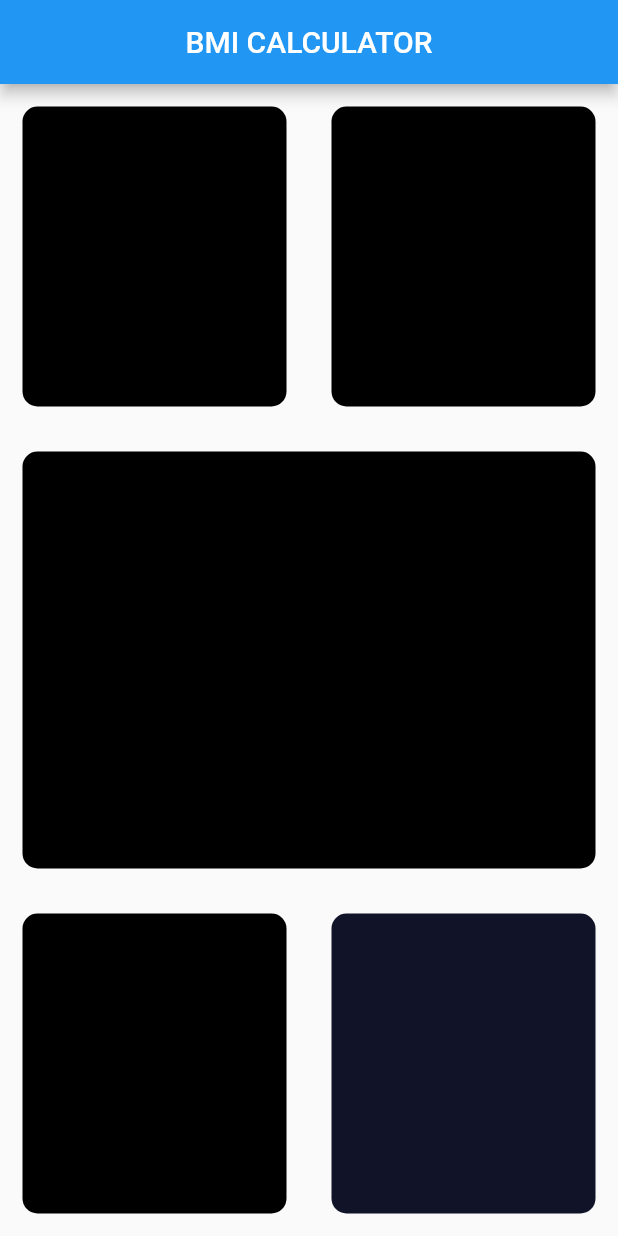
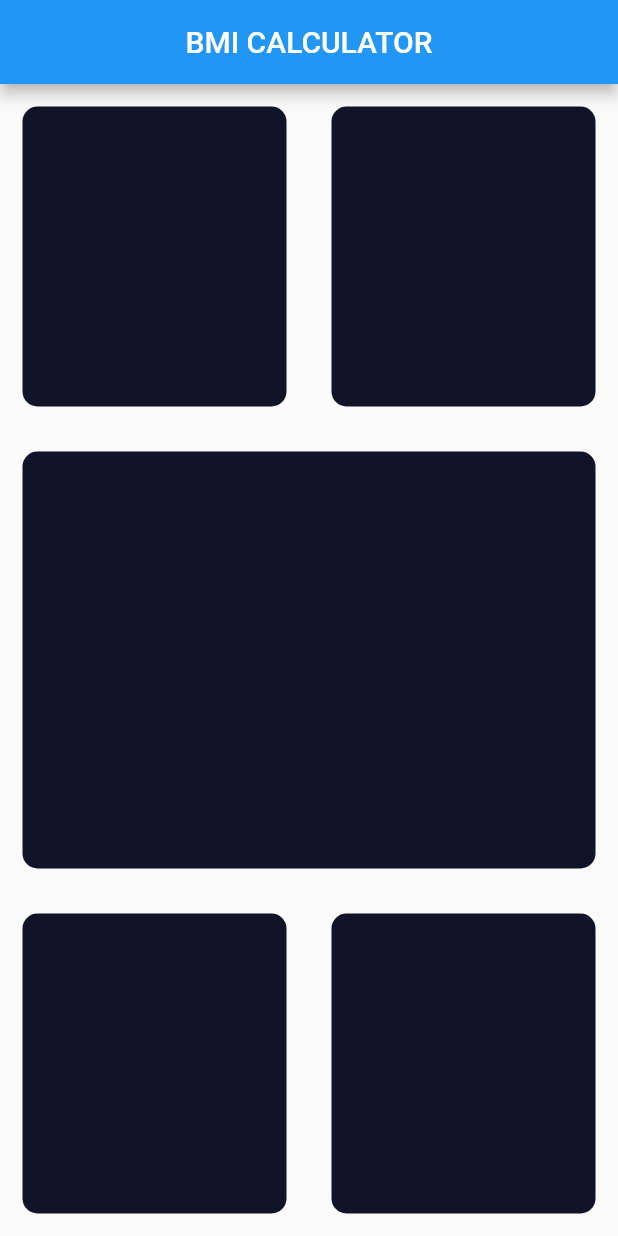
Before and after one commit to RaghavTheGreat1/bmi_calculator, a Flutter app: the screen it shows after launch, on a phone screen of 412 x 824 dp. Run offline on Flutter 3.47's test engine with Material 2 defaults, Android fonts, the phone set to English and light mode, and no system bars.

Commit message:
Replaced all containers with MaterialCard() widget

```diff
--- a/lib/main_page.dart
+++ b/lib/main_page.dart
@@ -15,49 +15,20 @@ class _MainPageState extends State<MainPage> {
         Row(
           children: <Widget>[
             Expanded(
-              child: Container(
-                height: 200,
-                margin: EdgeInsets.all(15.0),
-                decoration: BoxDecoration(
-                  borderRadius: BorderRadius.circular(10),
-                  color: Colors.black,
-                ),
-              ),
+              child: MaterialCard(materialCardColor: kMaterialCardColor,),
             ),
             Expanded(
-              child: Container(
-                height: 200,
-                margin: EdgeInsets.all(15.0),
-                decoration: BoxDecoration(
-                  borderRadius: BorderRadius.circular(10),
-                  color: Colors.black,
-                ),
-              ),
+              child: MaterialCard(materialCardColor: kMaterialCardColor,),
             ),
           ],
         ),
         Expanded(
-          child: Container(
-            height: double.infinity,
-            margin: EdgeInsets.all(15.0),
-            decoration: BoxDecoration(
-              borderRadius: BorderRadius.circular(10),
-              color: Colors.black,
-            ),
-          ),
+          child: MaterialCard(materialCardColor: kMaterialCardColor,),
         ),
         Row(
           children: <Widget>[
             Expanded(
-              child: Container(
-                height: 200,
-                width: double.infinity,
-                margin: EdgeInsets.all(15.0),
-                decoration: BoxDecoration(
-                  borderRadius: BorderRadius.circular(10),
-                  color: Colors.black,
-                ),
-              ),
+              child: MaterialCard(materialCardColor: kMaterialCardColor,),
             ),
             Expanded(
               child: GestureDetector(
```
